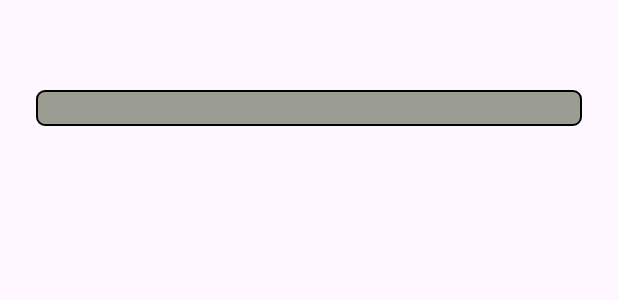
After one commit to yaremchuken/quiz-knight_android, an Android app: the layout quiz_layout_level_progress_bar.xml on its own in the app's theme, with its tools: preview values and no code run, on a phone screen of 412 x 824 dp. The commit adds this screen. Shown: the top 300 px of the screen. Run offline under Robolectric (Android 15) with nearby library versions, the phone set to English and light mode, and no system bars; network calls fail.

Commit message:
Refactoring quiz activity

```diff
--- a/app/src/main/java/yaremchuken/quizknight/api/yandex/dictionary/YaDictionaryClient.kt
+++ b/app/src/main/java/yaremchuken/quizknight/api/yandex/dictionary/YaDictionaryClient.kt
@@ -1,6 +1,5 @@
 package yaremchuken.quizknight.api.yandex.dictionary
 
-import android.util.Log
 import com.google.gson.Gson
 import kotlinx.coroutines.Dispatchers
 import kotlinx.coroutines.withContext
--- a/app/src/main/res/drawable/ic_quiz_progress_bar.xml
+++ b/app/src/main/res/drawable/ic_quiz_progress_bar.xml
@@ -3,13 +3,13 @@
 
     <item android:id="@android:id/background">
         <shape>
-            <corners android:radius="10dip" />
+            <corners android:radius="5dp" />
 
-            <solid android:color="@color/palette_6b" />
+            <solid android:color="@color/palette_6b_transparent" />
 
             <stroke
-                android:width="2dp"
-                android:color="@color/white" />
+                android:width="1dp"
+                android:color="@color/black" />
         </shape>
     </item>
     <item android:id="@android:id/progress">
@@ -17,13 +17,13 @@
             android:clipOrientation="horizontal"
             android:gravity="start" >
             <shape>
-                <corners android:radius="10dip" />
+                <corners android:radius="5dp" />
 
-                <solid android:color="@color/palette_ff" />
+                <solid android:color="@color/yellow" />
 
                 <stroke
-                    android:width="2dp"
-                    android:color="@color/white" />
+                    android:width="1dp"
+                    android:color="@color/black" />
             </shape>
         </clip>
     </item>
--- /dev/null
+++ b/app/src/main/res/layout/quiz_layout_level_progress_bar.xml
@@ -0,0 +1,25 @@
+<?xml version="1.0" encoding="utf-8"?>
+<RelativeLayout
+    xmlns:android="http://schemas.android.com/apk/res/android"
+    android:layout_width="match_parent"
+    android:layout_height="wrap_content"
+    android:orientation="horizontal"
+    android:paddingTop="40dp">
+
+    <ProgressBar
+        android:id="@+id/pbQuizProgress"
+        style="?android:attr/progressBarStyleHorizontal"
+        android:progressDrawable="@drawable/ic_quiz_progress_bar"
+        android:layout_height="24dp"
+        android:layout_width="match_parent"
+        android:layout_marginStart="24dp"
+        android:layout_marginEnd="24dp"
+        android:layout_marginTop="20dp"/>
+
+    <androidx.recyclerview.widget.RecyclerView
+        android:id="@+id/rvQuizProgressStars"
+        android:layout_width="match_parent"
+        android:layout_height="wrap_content"
+        android:paddingStart="10dp"
+        android:paddingEnd="10dp"/>
+</RelativeLayout>
--- a/app/src/main/res/values/colors.xml
+++ b/app/src/main/res/values/colors.xml
@@ -15,6 +15,8 @@
     <color name="palette_b7">#B7B7A4</color>
     <color name="palette_a5">#A5A58D</color>
     <color name="palette_6b">#6B705C</color>
+    <color name="palette_6b_transparent">#AA6B705C</color>
+    <color name="palette_39">#4B503F</color>
 
     <color name="button_primary">#E37958</color>
     <color name="button_secondary">#835142</color>
--- a/build.gradle
+++ b/build.gradle
@@ -1,6 +1,6 @@
 // Top-level build file where you can add configuration options common to all sub-projects/modules.
 plugins {
-    id 'com.android.application' version '8.1.2' apply false
-    id 'com.android.library' version '8.1.2' apply false
+    id 'com.android.application' version '8.1.3' apply false
+    id 'com.android.library' version '8.1.3' apply false
     id 'org.jetbrains.kotlin.android' version '1.8.20' apply false
 }
```
Also changed, not shown: app/src/main/java/yaremchuken/quizknight/activity/QuizActivity.kt (+12 -12 lines), app/src/main/res/layout/activity_quiz.xml (+2 -16 lines), app/src/main/res/drawable/ui_star_empty.png, app/src/main/res/drawable/ui_star_full.png.
